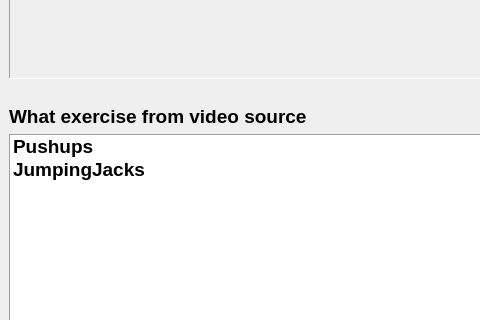
First picture: the form in qt_app/main_window.ui, repository NPMachineLearning/SmartTrainer, before the edit; both pictures show x 0 to 480 and y 337 to 657 of the 1065 by 852 pixel window.
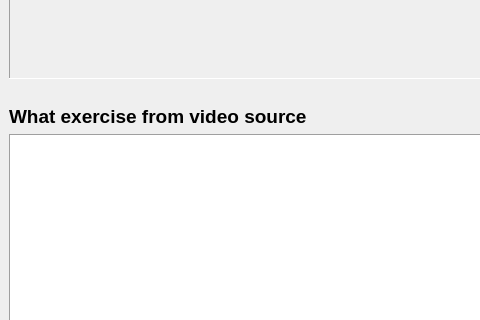
Second picture: the form after the edit.

Diff of the .ui file:
```diff
--- a/qt_app/main_window.ui
+++ b/qt_app/main_window.ui
@@ -118,16 +118,6 @@
           <property name="frameShape">
            <enum>QFrame::Panel</enum>
           </property>
-          <item>
-           <property name="text">
-            <string>Pushups</string>
-           </property>
-          </item>
-          <item>
-           <property name="text">
-            <string>JumpingJacks</string>
-           </property>
-          </item>
          </widget>
         </item>
         <item>
```
